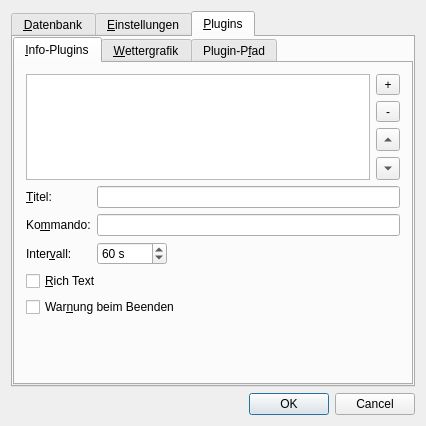
Qt form src/gui/windows/SettingsWindow.ui (startkladde/startkladde) before a commit.
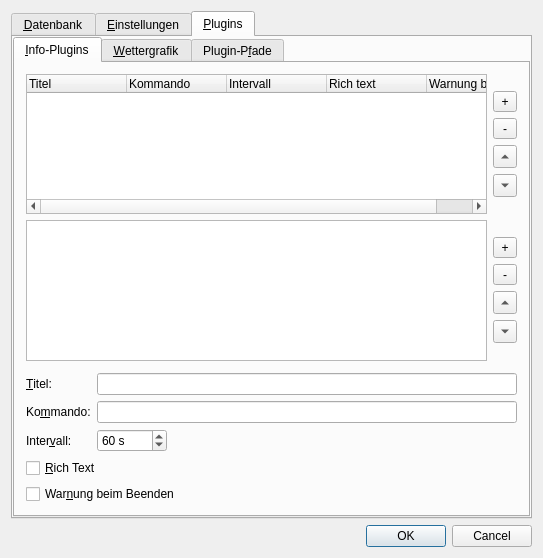
The same form after that commit. The open tabs and pages were chosen to show the change.

Commit message: Bugfix: item display in EntitySelectWindow Attempt at plugin list editor (QTreeView based)

```diff
--- a/src/gui/windows/SettingsWindow.ui
+++ b/src/gui/windows/SettingsWindow.ui
@@ -6,8 +6,8 @@
    <rect>
     <x>0</x>
     <y>0</y>
-    <width>426</width>
-    <height>426</height>
+    <width>543</width>
+    <height>558</height>
    </rect>
   </property>
   <property name="windowTitle">
@@ -331,7 +331,51 @@
                <number>0</number>
               </property>
               <item>
-               <widget class="QTreeView" name="infoPluginsList"/>
+               <widget class="QTreeWidget" name="infoPluginList">
+                <property name="alternatingRowColors">
+                 <bool>true</bool>
+                </property>
+                <property name="rootIsDecorated">
+                 <bool>false</bool>
+                </property>
+                <property name="uniformRowHeights">
+                 <bool>true</bool>
+                </property>
+                <column>
+                 <property name="text">
+                  <string>Titel</string>
+                 </property>
+                 <property name="toolTip">
+                  <string>toolTip</string>
+                 </property>
+                 <property name="statusTip">
+                  <string>statusTip</string>
+                 </property>
+                 <property name="whatsThis">
+                  <string>whatsThis</string>
+                 </property>
+                </column>
+                <column>
+                 <property name="text">
+                  <string>Kommando</string>
+                 </property>
+                </column>
+                <column>
+                 <property name="text">
+                  <string>Intervall</string>
+                 </property>
+                </column>
+                <column>
+                 <property name="text">
+                  <string>Rich text</string>
+                 </property>
+                </column>
+                <column>
+                 <property name="text">
+                  <string>Warnung beim Beenden</string>
+                 </property>
+                </column>
+               </widget>
               </item>
               <item>
                <widget class="QWidget" name="widget_2" native="true">
@@ -429,6 +473,120 @@
              </layout>
             </widget>
            </item>
+           <item>
+            <widget class="QWidget" name="infoPluginListPane_2" native="true">
+             <layout class="QHBoxLayout" name="horizontalLayout_5">
+              <property name="margin">
+               <number>0</number>
+              </property>
+              <item>
+               <widget class="QTreeView" name="infoPluginListView"/>
+              </item>
+              <item>
+               <widget class="QWidget" name="widget_3" native="true">
+                <layout class="QVBoxLayout" name="verticalLayout_9">
+                 <property name="margin">
+                  <number>0</number>
+                 </property>
+                 <item>
+                  <spacer name="verticalSpacer_7">
+                   <property name="orientation">
+                    <enum>Qt::Vertical</enum>
+                   </property>
+                   <property name="sizeHint" stdset="0">
+                    <size>
+                     <width>20</width>
+                     <height>40</height>
+                    </size>
+                   </property>
+                  </spacer>
+                 </item>
+                 <item>
+                  <widget class="QToolButton" name="addInfoPluginButton_2">
+                   <property name="sizePolicy">
+                    <sizepolicy hsizetype="Minimum" vsizetype="Fixed">
+                     <horstretch>0</horstretch>
+                     <verstretch>0</verstretch>
+                    </sizepolicy>
+                   </property>
+                   <property name="text">
+                    <string>+</string>
+                   </property>
+                  </widget>
+                 </item>
+                 <item>
+                  <widget class="QToolButton" name="removeInfoPluginButton_2">
+                   <property name="sizePolicy">
+                    <sizepolicy hsizetype="Minimum" vsizetype="Fixed">
+                     <horstretch>0</horstretch>
+                     <verstretch>0</verstretch>
+                    </sizepolicy>
+                   </property>
+                   <property name="text">
+                    <string>-</string>
+                   </property>
+                  </widget>
+                 </item>
+                 <item>
+                  <widget class="QToolButton" name="infoPluginUpButton_2">
+                   <property name="sizePolicy">
+                    <sizepolicy hsizetype="Minimum" vsizetype="Fixed">
+                     <horstretch>0</horstretch>
+                     <verstretch>0</verstretch>
+                    </sizepolicy>
+                   </property>
+                   <property name="text">
+                    <string/>
+                   </property>
+                   <property name="arrowType">
+                    <enum>Qt::UpArrow</enum>
+                   </property>
+                  </widget>
+                 </item>
+                 <item>
+                  <widget class="QToolButton" name="infoPluginDownButton_2">
+                   <property name="sizePolicy">
+                    <sizepolicy hsizetype="Minimum" vsizetype="Fixed">
+                     <horstretch>0</horstretch>
+                     <verstretch>0</verstretch>
+                    </sizepolicy>
+                   </property>
+                   <property name="text">
+                    <string>...</string>
+                   </property>
+                   <property name="arrowType">
+                    <enum>Qt::DownArrow</enum>
+                   </property>
+                  </widget>
+                 </item>
+                 <item>
+                  <spacer name="verticalSpacer_8">
+                   <property name="orientation">
+                    <enum>Qt::Vertical</enum>
+                   </property>
+                   <property name="sizeHint" stdset="0">
+                    <size>
+                     <width>20</width>
+                     <height>40</height>
+                    </size>
+                   </property>
+                  </spacer>
+                 </item>
+                </layout>
+               </widget>
+              </item>
+             </layout>
+            </widget>
+           </item>
+           <item>
+            <widget class="QWidget" name="infoPluginsListPane_2" native="true">
+             <layout class="QHBoxLayout" name="horizontalLayout_4">
+              <property name="margin">
+               <number>0</number>
+              </property>
+             </layout>
+            </widget>
+           </item>
            <item>
             <widget class="QWidget" name="infoPluginSettingsPane" native="true">
              <layout class="QGridLayout" name="gridLayout_10">
@@ -517,19 +675,6 @@
              </layout>
             </widget>
            </item>
-           <item>
-            <spacer name="verticalSpacer_7">
-             <property name="orientation">
-              <enum>Qt::Vertical</enum>
-             </property>
-             <property name="sizeHint" stdset="0">
-              <size>
-               <width>75</width>
-               <height>177</height>
-              </size>
-             </property>
-            </spacer>
-           </item>
           </layout>
          </widget>
          <widget class="QWidget" name="weatherPluginTab">
@@ -707,7 +852,7 @@
          </widget>
          <widget class="QWidget" name="pluginPathTab">
           <attribute name="title">
-           <string>Plugin-P&amp;fad</string>
+           <string>Plugin-P&amp;fade</string>
           </attribute>
           <layout class="QVBoxLayout" name="verticalLayout">
            <item>
```
Left out of the diff: 9 changed lines with no effect on the pictures. The commit also changes 3 other files.
